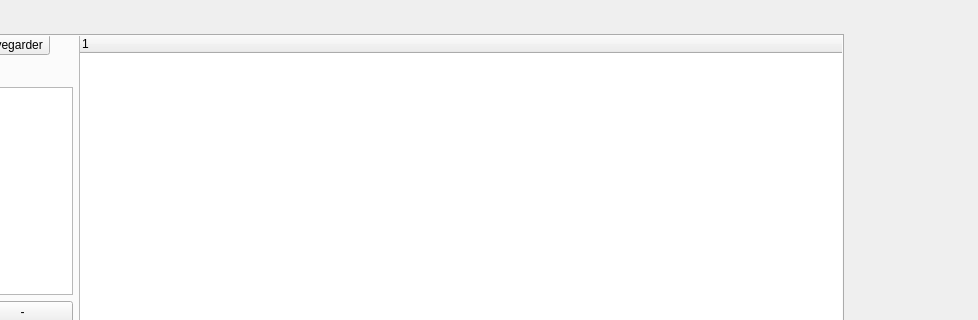
This is mainwindow.ui in LaureMonlouis/ProjectCalendar2 as Qt 5 draws it before an edit; both pictures show x 155 to 1133 and y 0 to 320 of the 1133 by 684 pixel window. The edited form follows.
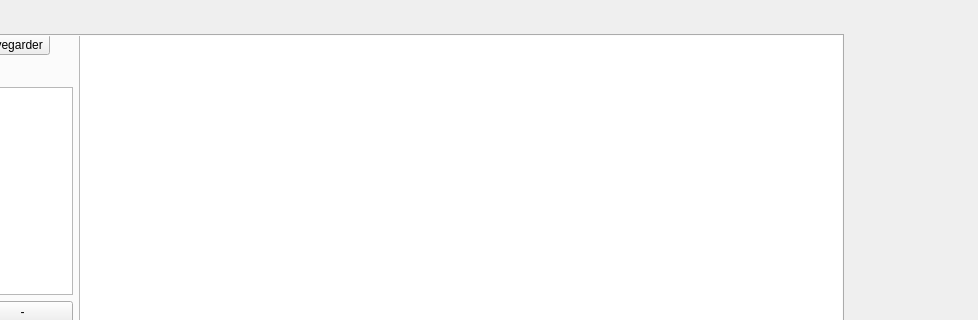
This is the edited form.

Commit message: Tree view fonctionne

The edit to the form file:
```diff
--- a/mainwindow.ui
+++ b/mainwindow.ui
@@ -325,13 +325,7 @@
        <item>
         <layout class="QVBoxLayout" name="verticalLayout_2">
          <item>
-          <widget class="QTreeWidget" name="treeWidget">
-           <column>
-            <property name="text">
-             <string notr="true">1</string>
-            </property>
-           </column>
-          </widget>
+          <widget class="QTreeView" name="treeView"/>
          </item>
         </layout>
        </item>
```
The commit also changes 3 other files.
